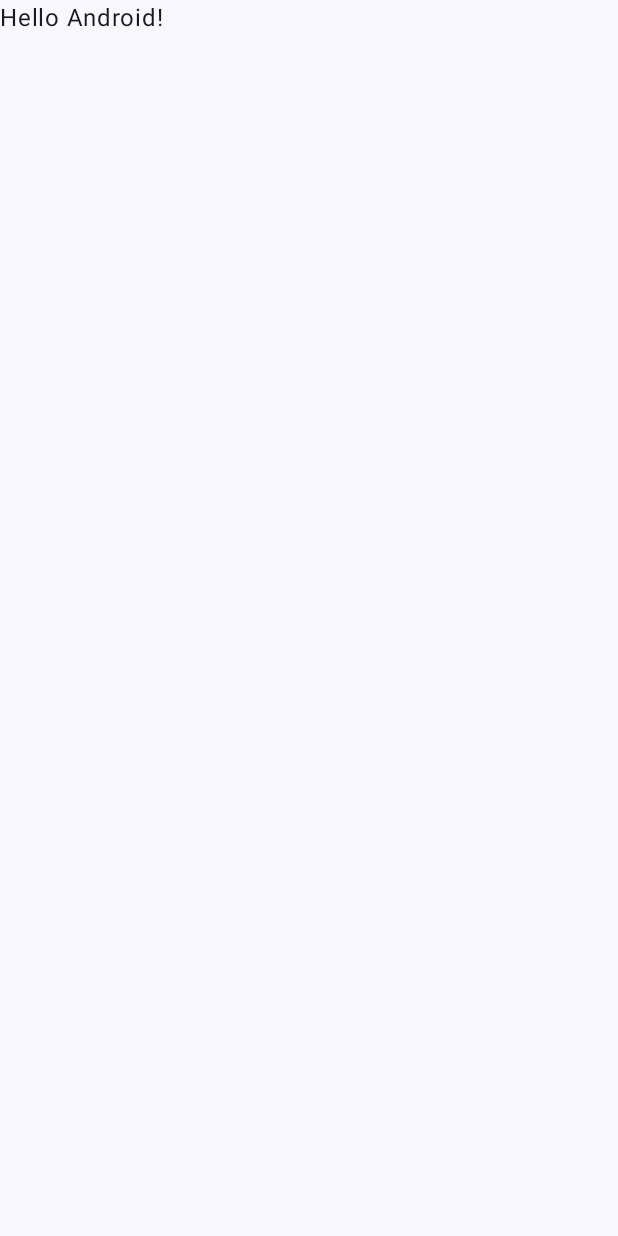
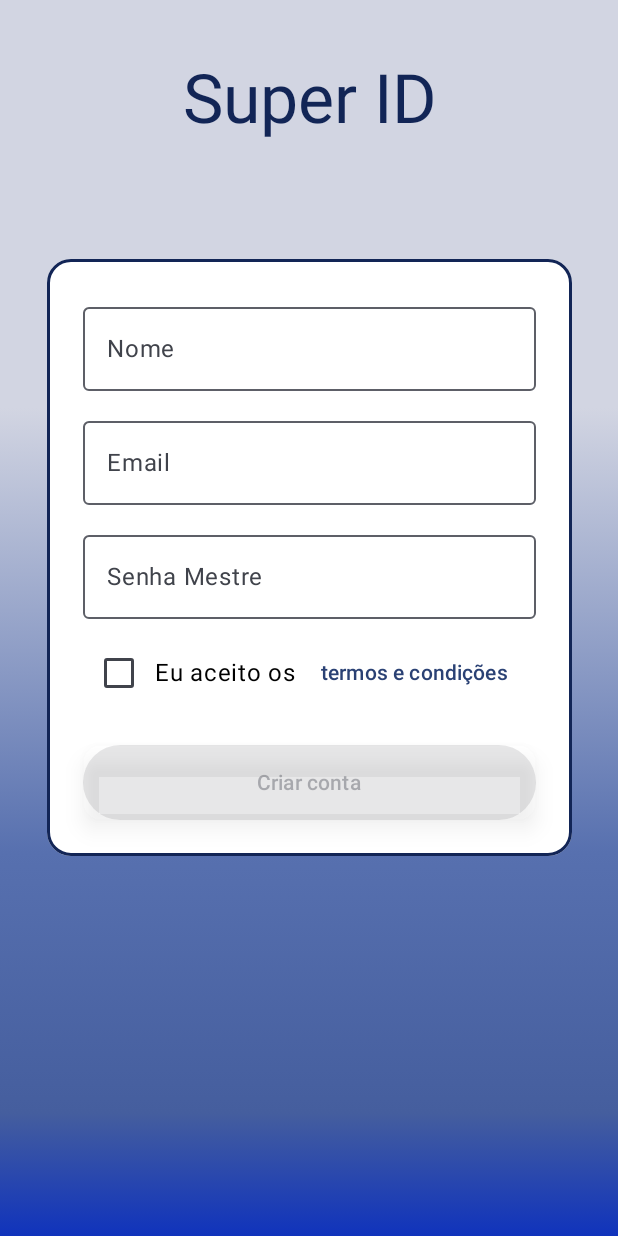
Before and after one commit to HenryPiozziPuc/PI3_turma1-grupo5, an Android app built with Jetpack Compose: the SignUpActivity screen opened directly, with no data from a screen before it, on a phone screen of 412 x 824 dp. Before the commit the screen is almost empty. Run offline under Robolectric (Android 15) with nearby library versions, the phone set to English and light mode, and no system bars; our stand-ins replace Firebase (no records; nobody signed in at launch, a user with empty details on screens opened directly).

Commit message:
Implmentação basica do signUp

```diff
--- a/app/src/main/java/com/example/pi3_turma1grupo5/ui/screens/SignUpActivity.kt
+++ b/app/src/main/java/com/example/pi3_turma1grupo5/ui/screens/SignUpActivity.kt
@@ -4,14 +4,43 @@ import android.os.Bundle
 import androidx.activity.ComponentActivity
 import androidx.activity.compose.setContent
 import androidx.activity.enableEdgeToEdge
+import androidx.compose.foundation.background
+import androidx.compose.foundation.border
+import androidx.compose.foundation.layout.Box
+import androidx.compose.foundation.layout.Column
+import androidx.compose.foundation.layout.Row
+import androidx.compose.foundation.layout.Spacer
 import androidx.compose.foundation.layout.fillMaxSize
+import androidx.compose.foundation.layout.fillMaxWidth
+import androidx.compose.foundation.layout.height
 import androidx.compose.foundation.layout.padding
-import androidx.compose.material3.Scaffold
+import androidx.compose.foundation.shape.RoundedCornerShape
+import androidx.compose.material3.AlertDialog
+import androidx.compose.material3.Button
+import androidx.compose.material3.ButtonDefaults
+import androidx.compose.material3.Checkbox
+import androidx.compose.material3.OutlinedTextField
 import androidx.compose.material3.Text
+import androidx.compose.material3.TextButton
 import androidx.compose.runtime.Composable
+import androidx.compose.runtime.getValue
+import androidx.compose.runtime.mutableStateOf
+import androidx.compose.runtime.remember
+import androidx.compose.runtime.setValue
+import androidx.compose.ui.Alignment
 import androidx.compose.ui.Modifier
+import androidx.compose.ui.draw.shadow
+import androidx.compose.ui.graphics.Brush
+import androidx.compose.ui.graphics.Color
+import androidx.compose.ui.text.input.PasswordVisualTransformation
 import androidx.compose.ui.tooling.preview.Preview
+import androidx.compose.ui.unit.dp
+import com.example.pi3_turma1grupo5.ui.theme.BackgroundLight
+import com.example.pi3_turma1grupo5.ui.theme.DarkBlue
 import com.example.pi3_turma1grupo5.ui.theme.PI3_turma1grupo5Theme
+import com.example.pi3_turma1grupo5.ui.theme.Typography
+import com.google.firebase.Firebase
+import com.google.firebase.auth.auth
 
 class SignUpActivity : ComponentActivity() {
     override fun onCreate(savedInstanceState: Bundle?) {
@@ -19,29 +48,147 @@ class SignUpActivity : ComponentActivity() {
         enableEdgeToEdge()
         setContent {
             PI3_turma1grupo5Theme {
-                Scaffold(modifier = Modifier.fillMaxSize()) { innerPadding ->
-                    Greeting4(
-                        name = "Android",
-                        modifier = Modifier.padding(innerPadding)
-                    )
-                }
+                SignUpScreenPreview()
             }
         }
     }
 }
 
 @Composable
-fun Greeting4(name: String, modifier: Modifier = Modifier) {
-    Text(
-        text = "Hello $name!",
-        modifier = modifier
-    )
+fun SignUpScreen() {
+    var name by remember { mutableStateOf("") }
+    var email by remember { mutableStateOf("") }
+    var masterPassword by remember { mutableStateOf("") }
+    var termsAccepted by remember { mutableStateOf(false) }
+    var showTermsDialog by remember { mutableStateOf(false) }
+
+    Box(
+        modifier = Modifier
+            .fillMaxSize()
+            .background(
+                brush = Brush.verticalGradient(
+                    colorStops = BackgroundLight
+                )
+            )
+    ) {
+        Column(
+            modifier = Modifier
+                .align(Alignment.TopCenter)
+                .padding(top = 40.dp),
+            horizontalAlignment = Alignment.CenterHorizontally
+        ) {
+            Text(
+                text = "Super ID",
+                style = Typography.displayMedium,
+                color = DarkBlue
+            )
+
+            Spacer(modifier = Modifier.height(80.dp))
+
+            Box(
+                modifier = Modifier
+                    .fillMaxWidth(0.85f)
+                    .background(Color.White, shape = RoundedCornerShape(16.dp))
+                    .border(2.dp, DarkBlue, RoundedCornerShape(16.dp))
+                    .padding(24.dp)
+            ) {
+                Column(horizontalAlignment = Alignment.CenterHorizontally) {
+                    OutlinedTextField(
+                        value = name,
+                        onValueChange = { name = it },
+                        label = { Text("Nome") },
+                        modifier = Modifier.fillMaxWidth()
+                    )
+
+                    Spacer(modifier = Modifier.height(12.dp))
+
+                    OutlinedTextField(
+                        value = email,
+                        onValueChange = { email = it },
+                        label = { Text("Email") },
+                        modifier = Modifier.fillMaxWidth()
+                    )
+
+                    Spacer(modifier = Modifier.height(12.dp))
+
+                    OutlinedTextField(
+                        value = masterPassword,
+                        onValueChange = { masterPassword = it },
+                        label = { Text("Senha Mestre") },
+                        modifier = Modifier.fillMaxWidth(),
+                        visualTransformation = PasswordVisualTransformation()
+                    )
+
+                    Spacer(modifier = Modifier.height(12.dp))
+
+                    Row(
+                        verticalAlignment = Alignment.CenterVertically,
+                        modifier = Modifier.fillMaxWidth()
+                    ) {
+                        Checkbox(
+                            checked = termsAccepted,
+                            onCheckedChange = { termsAccepted = it }
+                        )
+                        Text(text = "Eu aceito os ")
+                        TextButton(onClick = { showTermsDialog = true }) {
+                            Text("termos e condições")
+                        }
+                    }
+
+                    Spacer(modifier = Modifier.height(24.dp))
+
+                    Button(
+                        onClick = {
+                            CriarConta(name, email, masterPassword)
+                        },
+                        colors = ButtonDefaults.buttonColors(
+                            containerColor = DarkBlue,
+                            contentColor = Color.White
+                        ),
+                        modifier = Modifier
+                            .fillMaxWidth()
+                            .height(50.dp)
+                            .shadow(
+                                elevation = 8.dp,
+                                shape = RoundedCornerShape(12.dp),
+                                ambientColor = Color.Black.copy(alpha = 0.3f),
+                                spotColor = Color.Black.copy(alpha = 0.3f)
+                            ),
+                        enabled = termsAccepted && email.contains("@") && email.contains(".") && masterPassword.isNotBlank()
+                    ) {
+                        Text("Criar conta")
+                    }
+                }
+            }
+        }
+
+        if (showTermsDialog) {
+            AlertDialog(
+                onDismissRequest = { showTermsDialog = false },
+                title = { Text("Termos e Condições") },
+                text = {
+                    Text("Colocar termos e condições depois")
+                },
+                confirmButton = {
+                    TextButton(onClick = { showTermsDialog = false }) {
+                        Text("Fechar")
+                    }
+                }
+            )
+        }
+    }
 }
+
+fun CriarConta(name: String, email: String, masterPassword: String) {
+    val auth = Firebase.auth
+    auth.createUserWithEmailAndPassword(email, masterPassword)
+}
+
 
 @Preview(showBackground = true)
 @Composable
-fun GreetingPreview4() {
+fun SignUpScreenPreview() {
     PI3_turma1grupo5Theme {
-        Greeting4("Android")
+        SignUpScreen()
     }
 }
```
